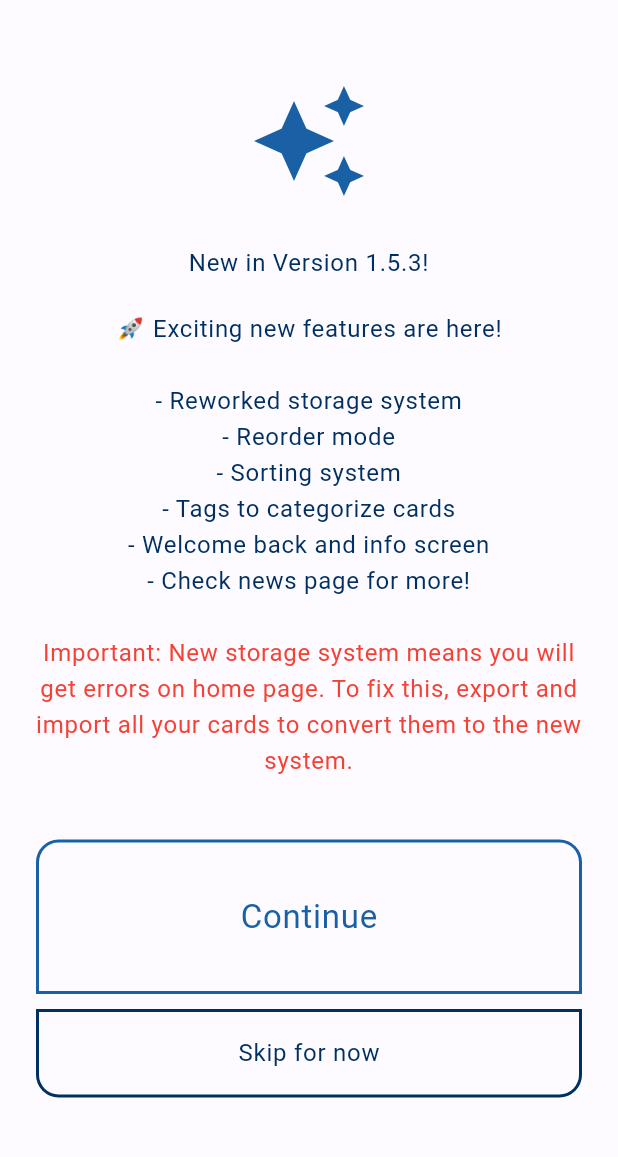
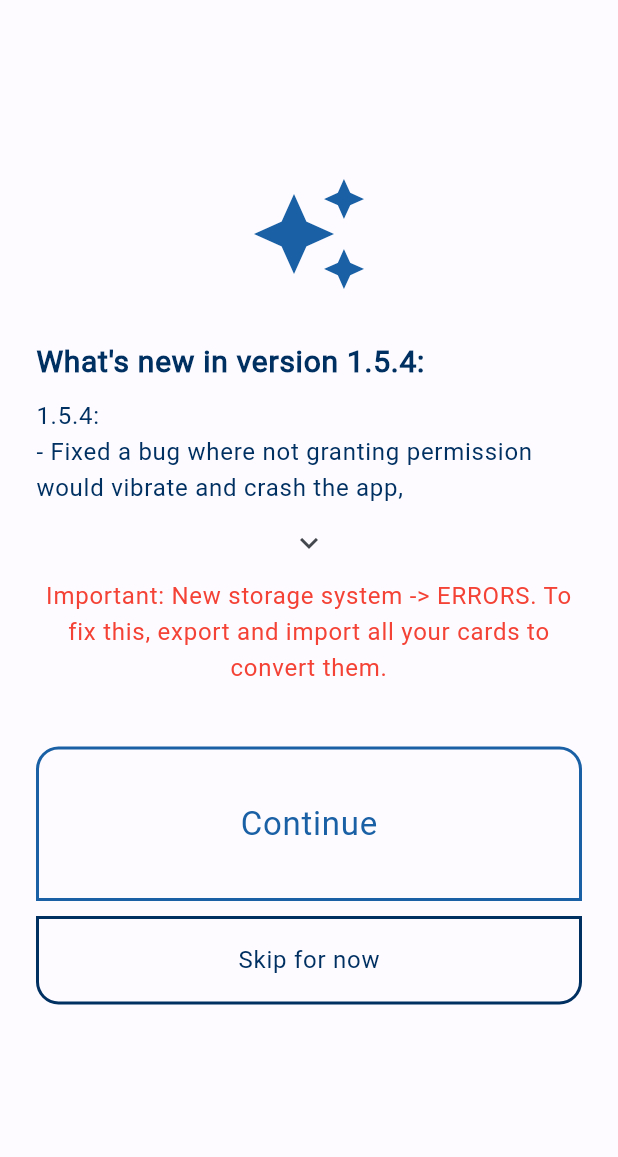
Before and after one commit to GeorgeYT9769/cardabase-app, a Flutter app: the screen it shows after launch, on a phone screen of 412 x 824 dp, the part 71-1228 px from its top. Run offline on Flutter 3.47's test engine with Material 3 defaults, Android fonts, the phone set to English and light mode, and no system bars; drawn by our look-alikes of flutter_bounceable; our stand-ins replace barcode_widget, flutter_colorpicker, hive, hive_flutter, image_picker, package_info_plus and 2 more; missing offline and left inert: haptic_feedback, password_strength_checker, qr_code_scanner_plus, screen_brightness, zxing2; accounts and stored records are empty; Roboto replaces fonts that are missing (Roboto-Regular.ttf).

Commit message:
1.5.4
small update 1.5.4

```diff
--- a/lib/pages/settings.dart
+++ b/lib/pages/settings.dart
@@ -550,7 +550,7 @@ class _SettingsState extends State<Settings> {
               //  settingAction: toggleDeveloperOptions,
               //  settingHeader: 'DEV Options',
               //  settingIcon:Icons.developer_mode,
-              //  iconColor: devOptions ? Colors.red : Colors.green,
+              //  iconColor: devOptions ? Colors.green : Colors.red,
               //),
             ],
           ),
--- a/lib/pages/welcome_screen.dart
+++ b/lib/pages/welcome_screen.dart
@@ -2,6 +2,7 @@ import 'package:flutter/material.dart';
 import 'package:flutter_bounceable/flutter_bounceable.dart';
 import 'package:hive_flutter/hive_flutter.dart';
 import 'package:cardabase/pages/homepage.dart';
+import 'package:flutter/services.dart' show rootBundle;
 
 class WelcomeScreen extends StatefulWidget {
   final String currentAppVersion;
@@ -13,8 +14,108 @@ class WelcomeScreen extends StatefulWidget {
 }
 
 class _WelcomeScreenState extends State<WelcomeScreen> {
+  String? changelog;
+  bool expanded = false;
+
+  @override
+  void initState() {
+    super.initState();
+    loadChangelog();
+  }
+
+  Future<void> loadChangelog() async {
+    try {
+      final String changelogText = await rootBundle.loadString('CHANGELOG.txt');
+      final String? versionLog = _extractChangelogForVersion(changelogText, widget.currentAppVersion);
+      setState(() {
+        changelog = versionLog ?? 'No changelog found for this version.';
+      });
+    } catch (e) {
+      setState(() {
+        changelog = 'Failed to load changelog.';
+      });
+    }
+  }
+
+  String? _extractChangelogForVersion(String changelogText, String version) {
+    // Example entry: 06.09.2025\n1.5.3:\n- Set minifyEnabled ...
+    final lines = changelogText.split('\n');
+    final versionPattern = RegExp(r'^\d{1,2}\.\d{1,2}\.\d{4}\s*\n' + RegExp.escape(version) + r':');
+    int start = -1;
+    for (int i = 0; i < lines.length; i++) {
+      if (lines[i].contains(version + ':')) {
+        start = i;
+        break;
+      }
+    }
+    if (start == -1) return null;
+
+    // Collect lines until next version or end of file
+    final buffer = StringBuffer();
+    for (int i = start; i < lines.length; i++) {
+      if (i != start && RegExp(r'^\d{1,2}\.\d{1,2}\.\d{4}').hasMatch(lines[i])) break;
+      buffer.writeln(lines[i]);
+    }
+    return buffer.toString().trim();
+  }
+
   @override
   Widget build(BuildContext context) {
+    final changelogWidget = changelog == null
+        ? const CircularProgressIndicator()
+        : Column(
+            crossAxisAlignment: CrossAxisAlignment.start,
+            children: [
+              Text(
+                'What\'s new in version ${widget.currentAppVersion}:',
+                style: Theme.of(context).textTheme.bodyLarge?.copyWith(fontWeight: FontWeight.bold, fontSize: 20,),
+              ),
+              const SizedBox(height: 10),
+              AnimatedCrossFade(
+                crossFadeState: expanded ? CrossFadeState.showSecond : CrossFadeState.showFirst,
+                duration: const Duration(milliseconds: 250),
+                firstChild: Column(
+                  crossAxisAlignment: CrossAxisAlignment.start,
+                  children: [
+                    Text(
+                      _getFirstLines(changelog!, 3),
+                      style: Theme.of(context).textTheme.bodyLarge?.copyWith(fontSize: 16),
+                      maxLines: 3,
+                      overflow: TextOverflow.ellipsis,
+                    ),
+                    Center(
+                      child: IconButton(
+                        icon: const Icon(Icons.keyboard_arrow_down),
+                        onPressed: () => setState(() => expanded = true),
+                      ),
+                    ),
+                  ],
+                ),
+                secondChild: SizedBox(
+                  height: 180,
+                  child: Column(
+                    children: [
+                      Expanded(
+                        child: SingleChildScrollView(
+                          child: Text(
+                            changelog!,
+                            style: Theme.of(context).textTheme.bodyLarge?.copyWith(fontSize: 16),
+                          ),
+                        ),
+                      ),
+                      Center(
+                        child: IconButton(
+                          icon: const Icon(Icons.keyboard_arrow_up),
+                          onPressed: () => setState(() => expanded = false),
+                        ),
+                      ),
+                    ],
+                  ),
+                ),
+              ),
+            ],
+          );
+
     return Scaffold(
       appBar: AppBar(
         title: Text('Welcome to Cardabase!', style: Theme.of(context).textTheme.bodyLarge?.copyWith(fontSize: 25,),),
@@ -28,24 +129,8 @@ class _WelcomeScreenState extends State<WelcomeScreen> {
             children: [
               Icon(Icons.auto_awesome, size: 80, color: Theme.of(context).colorScheme.primary),
               const SizedBox(height: 30),
-              Text(
-                'New in Version ${widget.currentAppVersion}!',
-                style: Theme.of(context).textTheme.bodyLarge?.copyWith(),
-                textAlign: TextAlign.center,
-              ),
-              const SizedBox(height: 20),
-              Text(
-                '🚀 Exciting new features are here!\n\n'
-                    '- Reworked storage system\n'
-                    '- Reorder mode\n'
-                    '- Sorting system\n'
-                    '- Tags to categorize cards\n'
-                    '- Welcome back and info screen\n'
-                    '- Check news page for more!\n',
-                textAlign: TextAlign.center,
-                style: Theme.of(context).textTheme.bodyLarge?.copyWith(fontSize: 16),
-              ),
-              Text('Important: New storage system means you will get errors on home page. To fix this, export and import all your cards to convert them to the new system.',
+              changelogWidget,
+              Text('Important: New storage system -> ERRORS. To fix this, export and import all your cards to convert them.',
                 textAlign: TextAlign.center,
                 style: Theme.of(context).textTheme.bodyLarge?.copyWith(fontSize: 16, color: Colors.red),
               ),
@@ -111,4 +196,9 @@ class _WelcomeScreenState extends State<WelcomeScreen> {
       ),
     );
   }
+
+  String _getFirstLines(String text, int lines) {
+    final splitted = text.split('\n');
+    return splitted.take(lines).join('\n');
+  }
 }
--- a/pubspec.yaml
+++ b/pubspec.yaml
@@ -16,7 +16,7 @@ publish_to: 'none' # Remove this line if you wish to publish to pub.dev
 # https://developer.apple.com/library/archive/documentation/General/Reference/InfoPlistKeyReference/Articles/CoreFoundationKeys.html
 # In Windows, build-name is used as the major, minor, and patch parts
 # of the product and file versions while build-number is used as the build suffix.
-version: 1.5.3+13
+version: 1.5.4+14
 
 environment:
   sdk: '>=3.4.0 <4.0.0'
```
Also changed, not shown: lib/pages/createcardnew.dart (+13 -13 lines), lib/pages/homepage.dart (+18 -0 lines), lib/util/read_barcode.dart (+109 -49 lines), CHANGELOG.txt.
